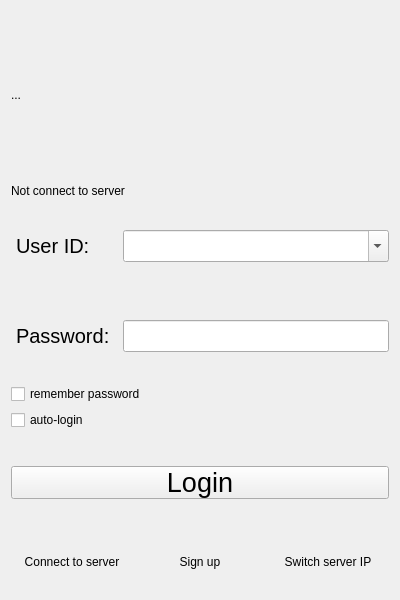
This is Client/front_end/login.ui in Sjeary/OnPointLinkProgram as Qt 5 draws it before an edit. The edited form follows.
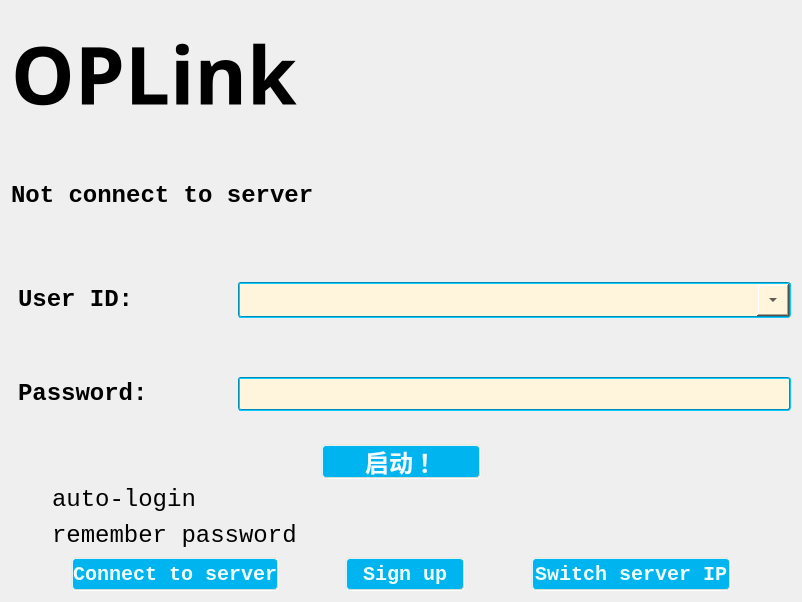
This is the edited form. Icons and pictures are not drawn.

```diff
--- a/Client/front_end/login.ui
+++ b/Client/front_end/login.ui
@@ -6,13 +6,209 @@
    <rect>
     <x>0</x>
     <y>0</y>
-    <width>400</width>
-    <height>600</height>
+    <width>800</width>
+    <height>556</height>
    </rect>
   </property>
   <property name="windowTitle">
    <string>Login</string>
   </property>
+  <property name="styleSheet">
+   <string notr="true">
+#login
+{
+    /*背景色，蓝到淡黄渐变*/
+    /*渐变色:rgba中最后一值为透明度,0_255&lt;-&gt;完全透明_不透明*/
+    background-color: qradialgradient(cx:0.25, cy:0.25, radius:0.75, fx:0.618 fy:0.618,
+                                        stop:0 rgba(20,150,220,240),
+                                        stop:1 rgba(255,245,220,240));
+}
+
+#login
+{
+    /*宽高*/
+    width: 800px;
+    height: 500px;
+}
+
+#label_picture
+{
+    /*背景图片，注意格式*/
+    border-image:url(:/res/background-images/login1.jpg) 4 4 4 4 strech strech;
+    /*为logo采用特殊字体*/
+    font-family: Chiller;
+    font-size: 80px;
+    font-weight:bold;
+}
+
+
+#pushButton_Login
+{
+    font-family:STXinwei;
+    font-size: 24px;
+    font-weight:bold;
+}
+
+
+QComboBox
+{
+    /*背景，淡黄*/
+    background: rgb(255,245,220);
+    /*边框，蓝绿*/
+    border-color: rgb(0,140,180);
+    border-style: groove;
+    border-radius: 3px;
+    border-width: 2px;
+    /*前景/字体*/
+    color: black;
+    font-family: consolas;
+    font-size: 24px;
+    /*内边距*/
+    padding-top: 2px;
+    padding-left: 2px;
+    /*宽高*/
+    height: 30px;
+}
+/*下拉框格式*/
+QComboBox QAbstractItemView
+{
+    /*背景，淡黄*/
+    background: rgb(255,245,220);
+    /*前景/字体*/
+    color: black;
+    font-family: consolas;
+    font-size: 24px;
+    /*内边距*/
+    padding-top: 2px;
+    padding-left: 2px;
+    /*宽高*/
+    height: 30px;
+}
+/*选中效果*/
+QComboBox:on
+{
+    padding-top: 3px;
+    padding-left: 4px;
+}
+/*下拉箭头容器*/
+QComboBox::drop-down
+{
+    width: 32px;
+    height: 32px;
+}
+
+/*下拉箭头*/
+QComboBox::down-arrow
+{
+    image: url(:/res/icons/xia_la.png);
+}
+/*下拉箭头选中效果*/
+QComboBox::down-arrow:on
+{
+    image: url(:/res/icons/shang_la.png);
+}
+
+/*确认框*/
+QCheckBox
+{
+    /*前景/字体*/
+    color: black;
+    font-family: consolas;
+    font-size: 24px;
+    /*内边距*/
+    padding-left:5px;
+}
+
+QCheckBox::indicator{/*选择框尺寸*/
+    background-color: rgba(255, 255, 255, 0);
+    border: 0px solid #b1b1b1;
+	width: 30px;
+	height: 30px;
+}
+
+QCheckBox::indicator:unchecked
+{
+    image: url(:/res/icons/kaiguan_guan.png);
+}
+
+QCheckBox::indicator:checked
+{
+    image: url(:/res/icons/kaiguan_kai.png);
+}
+
+
+/*按钮*/
+QPushButton,QRadioButton
+{
+    /*背景，偏深蓝*/
+    background-color: rgb(0,180,240);
+    /*边框,淡黄*/
+    border-color: rgba(240,230,210,220);
+    border-radius: 5px;
+    border-style: groove;
+    border-width: 2px;
+    /*前景/字体，淡蓝*/
+    color: rgb(240,255,255);
+    font-family: consolas;
+    font-size: 20px;
+    font-weight:bold;
+    /*内边距*/
+    /*宽高*/
+    height:30px;
+}
+
+/*悬停时，背景变为淡蓝色，字体变为白色*/
+QRadioButton:hover,QPushButton:hover
+{
+    background-color: rgb(100,180,250);
+    color: white;
+}
+
+/*按下时，背景变为蓝绿色，显示边框效果*/
+QPushButton:pressed,QRadioButton:pressed
+{
+    /*背景*/
+    background-color: rgb(0,140,180);
+    /*边框*/
+    border-style: inset;
+    /*前景/字体*/
+    color: white;
+    /*内边距*/
+    padding-left:2px;
+    padding-top:2px;
+}
+
+
+QLabel
+{
+    font-family: consolas;
+    font-size: 24px;
+    font-weight:bold;
+    /*设置QLabel字体为居中*/
+    qproperty-alignment:AlignCenter;
+}
+
+
+QLineEdit,QTableWidget
+{
+    /*背景，淡黄*/
+    background: rgb(255,245,220);
+    /*选中背景，蓝色*/
+    selection-background-color: rgb(10, 140, 220);
+    /*边框，蓝绿*/
+    border-color: rgb(0,140,180);
+    border-style: groove;
+    border-radius: 3px;
+    border-width: 2px;
+    /*前景/字体*/
+    color: black;
+    font-family: consolas;
+    font-size: 24px;
+    /*宽高*/
+    height: 30px;
+}
+</string>
+  </property>
   <layout class="QVBoxLayout" name="verticalLayout">
    <item>
     <widget class="QLabel" name="label_picture">
@@ -22,11 +218,39 @@
        <verstretch>0</verstretch>
       </sizepolicy>
      </property>
+     <property name="minimumSize">
+      <size>
+       <width>780</width>
+       <height>125</height>
+      </size>
+     </property>
+     <property name="autoFillBackground">
+      <bool>false</bool>
+     </property>
+     <property name="styleSheet">
+      <string notr="true"/>
+     </property>
      <property name="text">
-      <string>...</string>
+      <string>OPLink</string>
      </property>
     </widget>
    </item>
+   <item>
+    <spacer name="verticalSpacer_2">
+     <property name="orientation">
+      <enum>Qt::Vertical</enum>
+     </property>
+     <property name="sizeType">
+      <enum>QSizePolicy::Fixed</enum>
+     </property>
+     <property name="sizeHint" stdset="0">
+      <size>
+       <width>20</width>
+       <height>40</height>
+      </size>
+     </property>
+    </spacer>
+   </item>
    <item>
     <widget class="QLabel" name="label_status">
      <property name="sizePolicy">
@@ -40,6 +264,22 @@
      </property>
     </widget>
    </item>
+   <item>
+    <spacer name="verticalSpacer">
+     <property name="orientation">
+      <enum>Qt::Vertical</enum>
+     </property>
+     <property name="sizeType">
+      <enum>QSizePolicy::Fixed</enum>
+     </property>
+     <property name="sizeHint" stdset="0">
+      <size>
+       <width>20</width>
+       <height>40</height>
+      </size>
+     </property>
+    </spacer>
+   </item>
    <item>
     <layout class="QHBoxLayout" name="horizontalLayout">
      <item>
@@ -52,7 +292,10 @@
        </property>
        <property name="font">
         <font>
-         <pointsize>15</pointsize>
+         <family>consolas</family>
+         <pointsize>-1</pointsize>
+         <weight>75</weight>
+         <bold>true</bold>
         </font>
        </property>
        <property name="styleSheet">
@@ -73,7 +316,8 @@
        </property>
        <property name="font">
         <font>
-         <pointsize>15</pointsize>
+         <family>consolas</family>
+         <pointsize>-1</pointsize>
         </font>
        </property>
        <property name="editable">
@@ -95,7 +339,10 @@
        </property>
        <property name="font">
         <font>
-         <pointsize>15</pointsize>
+         <family>consolas</family>
+         <pointsize>-1</pointsize>
+         <weight>75</weight>
+         <bold>true</bold>
         </font>
        </property>
        <property name="styleSheet">
@@ -116,7 +363,8 @@
        </property>
        <property name="font">
         <font>
-         <pointsize>15</pointsize>
+         <family>consolas</family>
+         <pointsize>-1</pointsize>
         </font>
        </property>
        <property name="echoMode">
@@ -127,69 +375,155 @@
     </layout>
    </item>
    <item>
-    <widget class="QCheckBox" name="checkBox_rememberPassword">
-     <property name="text">
-      <string>remember password</string>
-     </property>
-    </widget>
-   </item>
-   <item>
-    <widget class="QCheckBox" name="checkBox_autoLogin">
-     <property name="text">
-      <string>auto-login</string>
-     </property>
-    </widget>
-   </item>
-   <item>
-    <widget class="QPushButton" name="pushButton_Login">
-     <property name="font">
-      <font>
-       <pointsize>20</pointsize>
-      </font>
-     </property>
-     <property name="styleSheet">
-      <string notr="true">margin : 30px 0px</string>
-     </property>
-     <property name="text">
-      <string>Login</string>
-     </property>
-    </widget>
+    <layout class="QVBoxLayout" name="verticalLayout_2">
+     <item alignment="Qt::AlignHCenter">
+      <widget class="QPushButton" name="pushButton_Login">
+       <property name="minimumSize">
+        <size>
+         <width>160</width>
+         <height>35</height>
+        </size>
+       </property>
+       <property name="maximumSize">
+        <size>
+         <width>160</width>
+         <height>160</height>
+        </size>
+       </property>
+       <property name="font">
+        <font>
+         <family>STXinwei</family>
+         <pointsize>-1</pointsize>
+         <weight>75</weight>
+         <bold>true</bold>
+        </font>
+       </property>
+       <property name="styleSheet">
+        <string notr="true"/>
+       </property>
+       <property name="text">
+        <string>启动！</string>
+       </property>
+      </widget>
+     </item>
+     <item>
+      <widget class="QCheckBox" name="checkBox_autoLogin">
+       <property name="text">
+        <string>auto-login</string>
+       </property>
+      </widget>
+     </item>
+     <item>
+      <widget class="QCheckBox" name="checkBox_rememberPassword">
+       <property name="text">
+        <string>remember password</string>
+       </property>
+      </widget>
+     </item>
+    </layout>
    </item>
    <item>
     <layout class="QHBoxLayout" name="horizontalLayout_3">
+     <item>
+      <spacer name="horizontalSpacer_4">
+       <property name="orientation">
+        <enum>Qt::Horizontal</enum>
+       </property>
+       <property name="sizeHint" stdset="0">
+        <size>
+         <width>40</width>
+         <height>20</height>
+        </size>
+       </property>
+      </spacer>
+     </item>
      <item>
       <widget class="QPushButton" name="pushButton_connect">
+       <property name="minimumSize">
+        <size>
+         <width>200</width>
+         <height>0</height>
+        </size>
+       </property>
        <property name="styleSheet">
-        <string notr="true">margin : 20px 0px;
-border : 0px;</string>
+        <string notr="true"/>
        </property>
        <property name="text">
         <string>Connect to server</string>
        </property>
       </widget>
      </item>
+     <item>
+      <spacer name="horizontalSpacer_6">
+       <property name="orientation">
+        <enum>Qt::Horizontal</enum>
+       </property>
+       <property name="sizeHint" stdset="0">
+        <size>
+         <width>40</width>
+         <height>20</height>
+        </size>
+       </property>
+      </spacer>
+     </item>
      <item>
       <widget class="QPushButton" name="pushButton_SignUp">
+       <property name="minimumSize">
+        <size>
+         <width>120</width>
+         <height>0</height>
+        </size>
+       </property>
        <property name="styleSheet">
-        <string notr="true">margin : 20px 0px;
-border : 0px;</string>
+        <string notr="true"/>
        </property>
        <property name="text">
         <string>Sign up</string>
        </property>
       </widget>
      </item>
+     <item>
+      <spacer name="horizontalSpacer_7">
+       <property name="orientation">
+        <enum>Qt::Horizontal</enum>
+       </property>
+       <property name="sizeHint" stdset="0">
+        <size>
+         <width>40</width>
+         <height>20</height>
+        </size>
+       </property>
+      </spacer>
+     </item>
      <item>
       <widget class="QPushButton" name="pushButton_switchServerIP">
+       <property name="minimumSize">
+        <size>
+         <width>200</width>
+         <height>0</height>
+        </size>
+       </property>
        <property name="styleSheet">
-        <string notr="true">margin : 20px 0px;
-border : 0px;</string>
+        <string notr="true"/>
        </property>
        <property name="text">
         <string>Switch server IP</string>
        </property>
       </widget>
      </item>
+     <item>
+      <spacer name="horizontalSpacer_5">
+       <property name="orientation">
+        <enum>Qt::Horizontal</enum>
+       </property>
+       <property name="sizeHint" stdset="0">
+        <size>
+         <width>40</width>
+         <height>20</height>
+        </size>
+       </property>
+      </spacer>
+     </item>
     </layout>
    </item>
   </layout>
```
